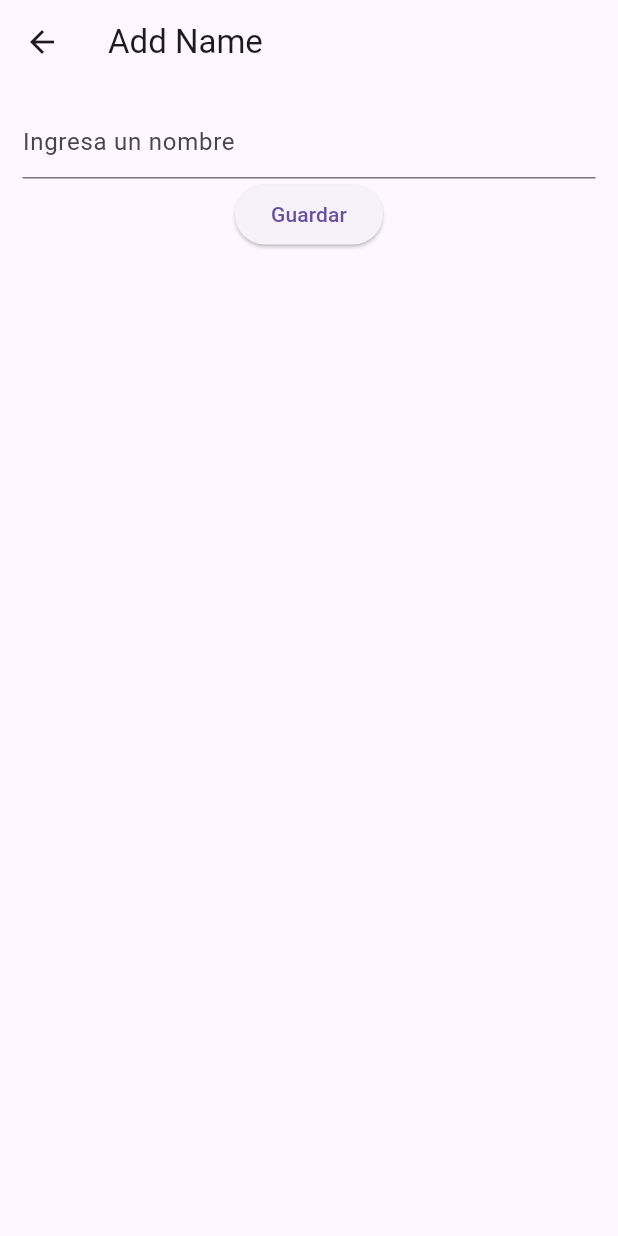
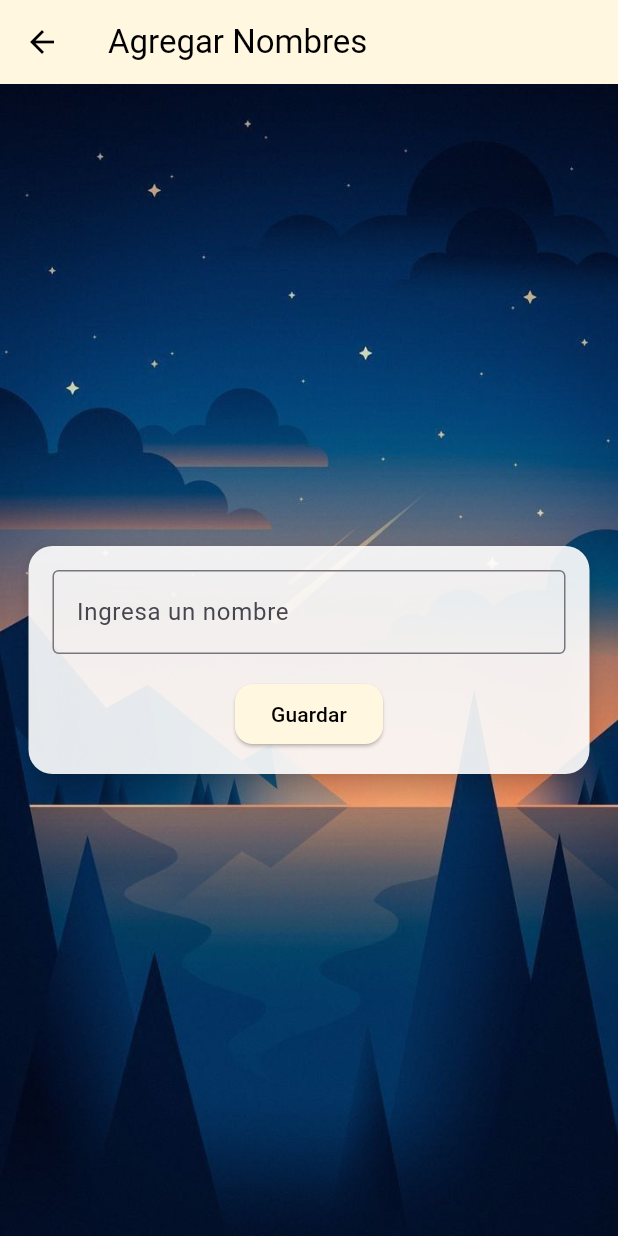
Before and after one commit to Codemaker83639/Final_Project_crud, a Flutter app: the AddNamePage screen opened by its route, on a phone screen of 412 x 824 dp. Run offline on Flutter 3.47's test engine with Material 3 defaults, Android fonts, the light colour scheme and no system bars; our stand-ins replace cloud_firestore, firebase_core; accounts and stored records are empty.

Commit message:
Design02

```diff
--- a/crud_firebase/lib/pages/add_name_page.dart
+++ b/crud_firebase/lib/pages/add_name_page.dart
@@ -15,27 +15,70 @@ class _AddNamePageState extends State<AddNamePage> {
   Widget build(BuildContext context) {
     return Scaffold(
       appBar: AppBar(
-        title: const Text('Add Name'),
+        title: const Text('Agregar Nombres'),
+        backgroundColor: const Color(0xFFFFF7E0), // Color crema claro
+        foregroundColor: Colors.black, // Texto negro para contraste
       ),
-      body: Padding(
+      body: Stack(
+        children: [
+          // Imagen de fondo
+          Container(
+            decoration: const BoxDecoration(
+              image: DecorationImage(
+                image: AssetImage("assets/AddImage.jpg"), // Ruta de la imagen
+                fit: BoxFit.cover,
+              ),
+            ),
+          ),
+          // Contenido principal
+          Padding(
             padding: const EdgeInsets.all(15.0),
+            child: Column(
+              mainAxisAlignment: MainAxisAlignment.center,
+              children: [
+                Card(
+                  color: Colors.white
+                      .withOpacity(0.9), // Fondo blanco semitransparente
+                  elevation: 8,
+                  shape: RoundedRectangleBorder(
+                    borderRadius: BorderRadius.circular(16),
+                  ),
+                  child: Padding(
+                    padding: const EdgeInsets.all(16.0),
                     child: Column(
                       children: [
                         TextField(
                           controller: nameController,
                           decoration: const InputDecoration(
                             hintText: 'Ingresa un nombre',
+                            border: OutlineInputBorder(),
                           ),
                         ),
+                        const SizedBox(height: 16),
                         ElevatedButton(
+                          style: ElevatedButton.styleFrom(
+                            backgroundColor: const Color(
+                                0xFFFFF7E0), // Botón color crema claro
+                            foregroundColor: Colors.black, // Texto negro
+                            shape: RoundedRectangleBorder(
+                              borderRadius: BorderRadius.circular(12),
+                            ),
+                          ),
                           onPressed: () async {
                             await addpeople(nameController.text).then((_) {
                               Navigator.pop(context);
                             });
                           },
-                child: const Text("Guardar"))
+                          child: const Text("Guardar"),
+                        ),
                       ],
                     ),
+                  ),
+                ),
+              ],
+            ),
+          ),
+        ],
       ),
     );
   }
--- a/crud_firebase/pubspec.yaml
+++ b/crud_firebase/pubspec.yaml
@@ -59,6 +59,8 @@ dev_dependencies:
 flutter:
   assets:
     - assets/ImageSunset.jpg
+    - assets/AddImage.jpg
+    - assets/EditImage.jpg
 
   # The following line ensures that the Material Icons font is
   # included with your application, so that you can use the icons in
```
Also changed, not shown: crud_firebase/lib/pages/edit_name_page.dart (+46 -4 lines), crud_firebase/assets/AddImage.jpg (added), crud_firebase/assets/EditImage.jpg (added). Lines whose indentation alone changed are shown as unchanged.
